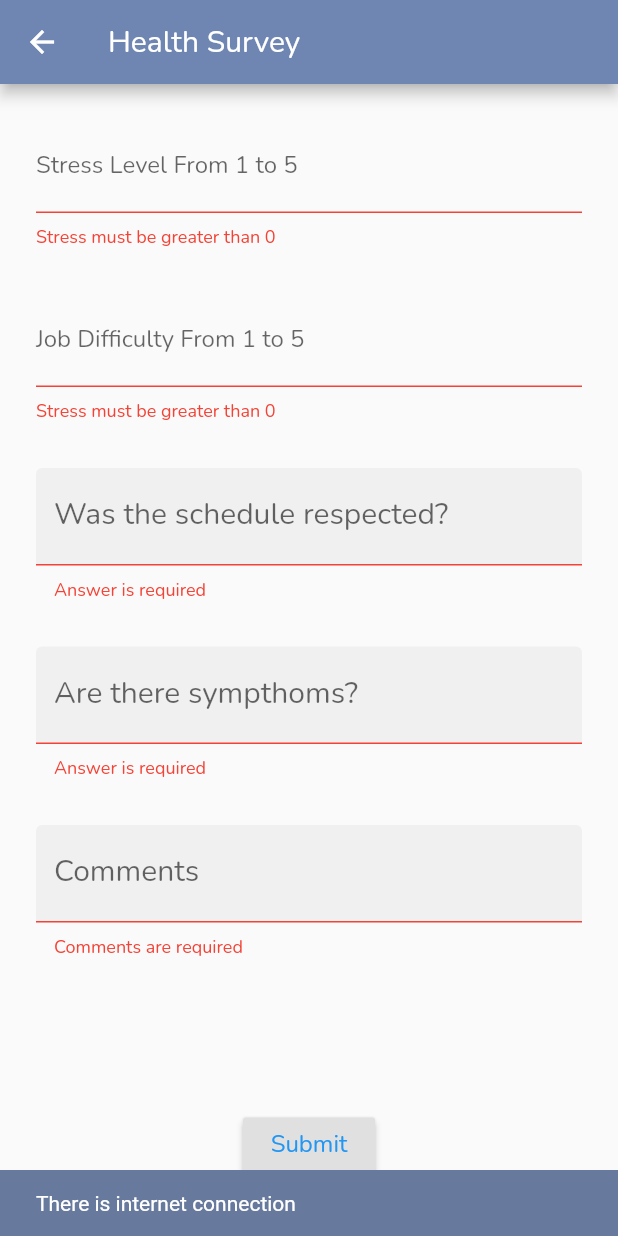
After one commit to nfJaramillo/W-Health, a Flutter app: the HealthSurvey screen opened directly, after a tap on "Submit", on a phone screen of 412 x 824 dp. The commit adds this screen. Run offline on Flutter 3.47's test engine with Material 2 defaults, Android fonts, the phone set to English and light mode, and no system bars; our stand-ins replace cached_network_image, firebase_core, flutter_bloc, flutter_rating_bar, geolocator, internet_connection_checker and 2 more; missing offline and left inert: localstore; accounts and stored records are empty.

Commit message:
Health survey view

```diff
--- a/lib/Views/employee.dart
+++ b/lib/Views/employee.dart
@@ -1,4 +1,5 @@
 import 'package:flutter/material.dart';
+import 'package:w_health/Views/healthsurvey.dart';
 import 'package:w_health/Views/personalized.dart';
 import 'package:w_health/Views/active_break.dart';
 import 'package:w_health/Elements/user.dart';
@@ -179,6 +180,13 @@ class _Employee extends State<Employee> {
       );
   }
 
+  void goHealthSurvey(){
+    Navigator.push(
+      context,
+      MaterialPageRoute(
+        builder: (context) => HealthSurvey())
+      );
+  }
   void goActiveBreak(){
     Navigator.push(
       context,
@@ -255,6 +263,7 @@ class _Employee extends State<Employee> {
 
   void lastHealthSurvey(){
     http.post(Uri.parse('https://w-health-backend.herokuapp.com/api/users/lastE_Survey/'+widget.user.email));
+    goHealthSurvey();
   }
 
 
--- /dev/null
+++ b/lib/Views/healthSurvey.dart
@@ -0,0 +1,238 @@
+import 'package:flutter/material.dart';
+import 'dart:async';
+import 'dart:convert';
+import 'dart:io';
+import 'package:http/http.dart' as http;
+import 'package:flutter/gestures.dart';
+import 'package:flutter/material.dart';
+import 'package:loader_overlay/loader_overlay.dart';
+import 'package:shared_preferences/shared_preferences.dart';
+import 'package:internet_connection_checker/internet_connection_checker.dart';
+import 'package:flutter_rating_bar/flutter_rating_bar.dart';
+
+class HealthSurvey extends StatefulWidget {
+  const HealthSurvey({Key? key}) : super (key:key);
+
+  @override
+  State<HealthSurvey> createState() => _HealthSurvey();
+}
+
+class _HealthSurvey extends State<HealthSurvey> {
+
+  final GlobalKey<FormState> _formKey = GlobalKey<FormState>();
+
+  bool enabled = true;
+  var listener;
+
+  String _stressLvl = "";
+  String _jobDifficulty = "";
+  String _schRespected = "";
+  String _sympthoms = "";
+  String _comments = "";
+
+
+  @override
+  void initState() {
+    super.initState();
+    listener = checkConnection();
+  }
+
+  Widget _buildComments() {
+    return TextFormField(
+      decoration: const InputDecoration(
+            labelText: "Comments",
+            labelStyle: TextStyle(fontSize: 20),
+            filled: true,
+          ),
+          validator: (value) {
+            if(value!.isEmpty){
+              return 'Comments are required';
+            }
+          },
+          onSaved: (value) {
+        _comments = value!;
+      }
+    );
+  }
+
+  Widget _buildSchRespected() {
+    return TextFormField(
+      decoration: const InputDecoration(
+            labelText: "Was the schedule respected?",
+            labelStyle: TextStyle(fontSize: 20),
+            filled: true,
+          ),
+          validator: (value) {
+            if(value!.isEmpty){
+              return 'Answer is required';
+            }
+            if(!RegExp("^Yes|No").hasMatch(value)){
+              return 'Please enter a valid answer';
+            }
+          },
+          onSaved: (value) {
+        _schRespected = value!;
+      }
+    );
+  }
+
+   Widget _buildSympthoms() {
+    return TextFormField(
+      decoration: const InputDecoration(
+            labelText: "Are there sympthoms?",
+            labelStyle: TextStyle(fontSize: 20),
+            filled: true,
+          ),
+          validator: (value) {
+            if(value!.isEmpty){
+              return 'Answer is required';
+            }
+            if(!RegExp("^Yes|No").hasMatch(value)){
+              return 'Please enter a valid answer';
+            }
+          },
+          onSaved: (value) {
+        _sympthoms = value!;
+      }
+    );
+  }
+
+  Widget _buildStreesLvl() {
+    return TextFormField(
+      decoration: InputDecoration(labelText: 'Stress Level From 1 to 5'),
+      keyboardType: TextInputType.number,
+      validator: (value) {
+        int? num = int.tryParse(value!);
+
+        if (num == null || num <= 0) {
+          return 'Stress must be greater than 0';
+        }
+
+        if (num > 5) {
+          return 'Stress must be lower than 5';
+        }
+
+
+        return null;
+      },
+      onSaved: (value) {
+        _stressLvl = value!;
+      },
+    );
+  }
+
+  Widget _buildJobDifficulty() {
+    return TextFormField(
+      decoration: InputDecoration(labelText: 'Job Difficulty From 1 to 5'),
+      keyboardType: TextInputType.number,
+
+      validator: (value) {
+        int? num = int.tryParse(value!);
+
+        if (num == null || num <= 0) {
+          return 'Stress must be greater than 0';
+        }
+
+        if (num > 5) {
+          return 'Stress must be lower than 5';
+        }
+
+
+        return null;
+      },
+      onSaved: (value) {
+        _jobDifficulty = value!;
+      },
+    );
+  }
+
+    @override
+  Widget build(BuildContext context) {
+    return Scaffold(
+      appBar: AppBar(title: Text("Health Survey")),
+      body: SingleChildScrollView(
+        child: Container(
+          margin: EdgeInsets.all(24),
+          child: Form(
+            key: _formKey,
+            child: Column(
+              mainAxisAlignment: MainAxisAlignment.center,
+              children: <Widget>[
+                _buildStreesLvl(),
+                const SizedBox(
+                  height: 30,
+                ),
+                _buildJobDifficulty(),
+                const SizedBox(
+                  height: 30,
+                ),
+                _buildSchRespected(),
+                const SizedBox(
+                  height: 30,
+                ),
+                _buildSympthoms(),
+                const SizedBox(
+                  height: 30,
+                ),
+                _buildComments(),
+                SizedBox(height: 100),
+                RaisedButton(
+                  child: Text(
+                    'Submit',
+                    style: TextStyle(color: Colors.blue, fontSize: 16),
+                  ),
+                  onPressed: () {
+                    if (!_formKey.currentState!.validate()) {
+                      return;
+                    }
+
+                    _formKey.currentState!.save();
+
+
+                    //aqui
+                  },
+                )
+              ],
+            ),
+          ),
+        ),
+      ),
+    );
+  }
+
+
+  void showSnackBar(String message) {
+    ScaffoldMessenger.of(context)
+        .showSnackBar(SnackBar(content: Text(message)));
+  }
+
+  StreamSubscription<InternetConnectionStatus> checkConnection() {
+    InternetConnectionChecker().checkInterval = const Duration(seconds: 3);
+    return InternetConnectionChecker().onStatusChange.listen((status) {
+      switch (status) {
+        case InternetConnectionStatus.connected:
+          setState(() {
+            enabled = true;
+          });
+          showSnackBar("There is internet connection");
+          break;
+        case InternetConnectionStatus.disconnected:
+          setState(() {
+            enabled = false;
+          });
+          showSnackBar("There is no internet connection");
+          break;
+      }
+    });
+  }
+
+  // void send() async{
+  //  if (!await InternetConnectionChecker().hasConnection) {
+  //     showSnackBar("Please check your connection");
+  //     return;
+  //   }
+
+  //    hs =
+
+  // }
+}
```
